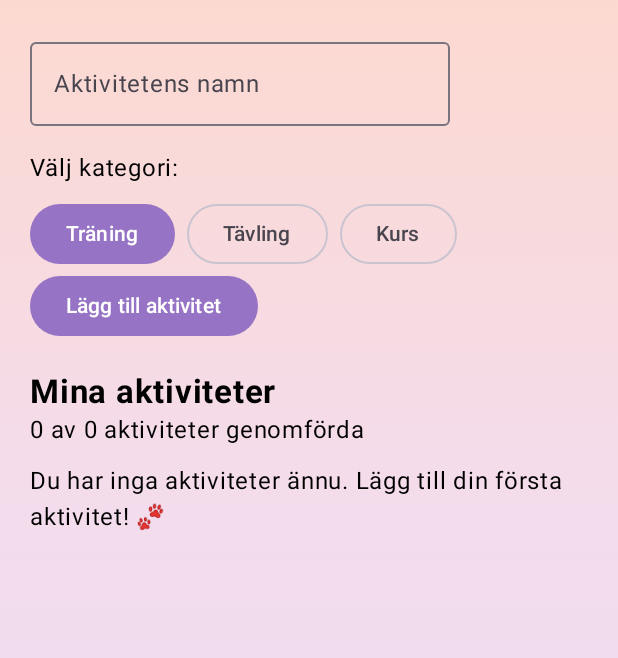
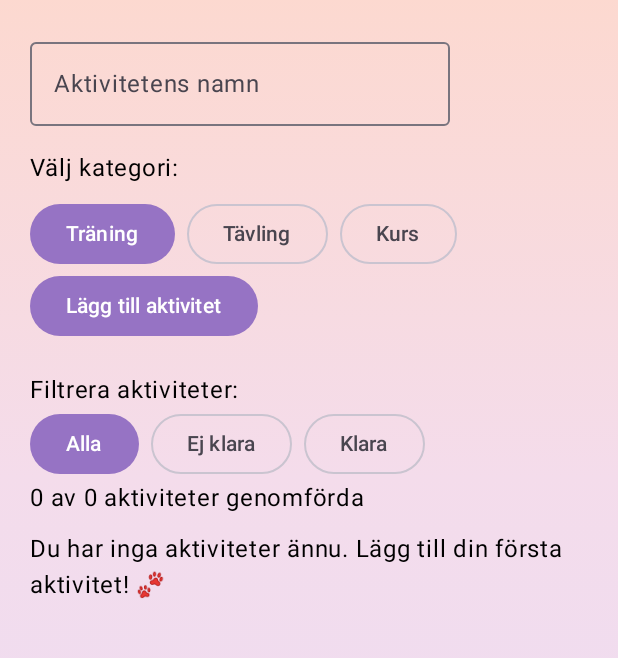
Before and after one commit to JenniferMellbin/Hundklubben, an Android app built with Jetpack Compose: the screen it shows after launch (MainActivity), on a phone screen of 412 x 824 dp, the part 142-800 px from its top. Run offline under Robolectric (Android 15) with nearby library versions, the phone set to English and light mode, and no system bars.

Commit message:
Lagt till redigering, filtrering och angra vid borttagning

```diff
--- a/app/src/main/java/com/example/hundklubben/HundklubbenViewModel.kt
+++ b/app/src/main/java/com/example/hundklubben/HundklubbenViewModel.kt
@@ -30,6 +30,11 @@ class HundklubbenViewModel : ViewModel() {
     fun taBortAktivitet(id: Int) {
         aktiviteter.removeAll { it.id == id }
     }
+    fun aterstallAktivitet(aktivitet: Aktivitet) {
+        if (aktiviteter.none { it.id == aktivitet.id }) {
+            aktiviteter.add(aktivitet)
+        }
+    }
     fun redigeraAktivitet(
         id: Int,
         nyttNamn: String,
--- a/app/src/main/java/com/example/hundklubben/MainActivity.kt
+++ b/app/src/main/java/com/example/hundklubben/MainActivity.kt
@@ -1,5 +1,6 @@
 package com.example.hundklubben
 
+import android.R.attr.onClick
 import android.os.Bundle
 import androidx.activity.ComponentActivity
 import androidx.activity.compose.setContent
@@ -51,6 +52,13 @@ import androidx.compose.material.icons.filled.Edit
 import androidx.compose.material.icons.filled.Delete
 import androidx.compose.material3.Icon
 import androidx.compose.material3.IconButton
+import androidx.compose.material3.SnackbarHost
+import androidx.compose.material3.SnackbarHostState
+import androidx.compose.material3.SnackbarResult
+import androidx.compose.runtime.rememberCoroutineScope
+import kotlinx.coroutines.launch
+
+
 @OptIn(ExperimentalMaterial3Api::class)
 class MainActivity : ComponentActivity() {
     override fun onCreate(savedInstanceState: Bundle?) {
@@ -102,9 +110,22 @@ class MainActivity : ComponentActivity() {
         var aktivitetNamn by remember { mutableStateOf("") }
         var valdKategori by remember { mutableStateOf("Träning") }
         var redigerarId by remember { mutableStateOf<Int?>(null) }
+        var valtFilter by remember { mutableStateOf("Alla") }
+        val snackbarHostState = remember { SnackbarHostState() }
+        val coroutineScope = rememberCoroutineScope()
+        //snackbarHostState håller reda på meddelandet som ska visas längst ner i appen
+        //coroutineScope gör att vi kan visa meddelandet utan att låsa gränssnittet
+        // medan vi väntar på att användaren eventuellt trycker på Ångra.
 
+        Box(
+            modifier = modifier.fillMaxSize()
+        ) {
+            SnackbarHost(
+                hostState = snackbarHostState,
+                modifier = Modifier.align(Alignment.BottomCenter)
+            )
             Column(
-            modifier = modifier
+                modifier = Modifier
                     .fillMaxSize()
                     .padding(horizontal = 20.dp)
             ) {
@@ -178,11 +199,28 @@ class MainActivity : ComponentActivity() {
                 }
                 Spacer(modifier = Modifier.height(20.dp))
 
-            Text(
-                text = "Mina aktiviteter",
-                fontSize = 22.sp,
-                fontWeight = FontWeight.Bold
-            )
+                Text("Filtrera aktiviteter:")
+
+                Row(
+                    horizontalArrangement = Arrangement.spacedBy(8.dp)
+                ) {
+                    listOf("Alla", "Ej klara", "Klara").forEach { filter ->
+
+                        if (valtFilter == filter) {
+                            Button(
+                                onClick = { valtFilter = filter }
+                            ) {
+                                Text(filter)
+                            }
+                        } else {
+                            OutlinedButton(
+                                onClick = { valtFilter = filter }
+                            ) {
+                                Text(filter)
+                            }
+                        }
+                    }
+                }
                 val totalt = viewModel.aktiviteter.size
                 val genomforda = viewModel.aktiviteter.count { it.genomford }
 
@@ -197,10 +235,15 @@ class MainActivity : ComponentActivity() {
                         text = "Du har inga aktiviteter ännu. Lägg till din första aktivitet! 🐾"
                     )
                 }
+                val filtreradeAktiviteter = when (valtFilter) {
+                    "Ej klara" -> viewModel.aktiviteter.filter { !it.genomford }
+                    "Klara" -> viewModel.aktiviteter.filter { it.genomford }
+                    else -> viewModel.aktiviteter
+                }
                 LazyColumn {
 
                     items(
-                    items = viewModel.aktiviteter,
+                        items = filtreradeAktiviteter,
                         key = { it.id }
                     ) { aktivitet ->
                         Card(
@@ -228,16 +271,21 @@ class MainActivity : ComponentActivity() {
                                     }
                                 )
 
+                                Column(
+                                    modifier = Modifier.weight(1f)
+                                ) {
                                     Text(
-                                text = "${aktivitet.namn} (${aktivitet.kategori})"
+                                        text = aktivitet.namn,
+                                        fontWeight = FontWeight.Bold,
+                                        color = Color(0xFF654B86)
                                     )
-                            TextButton(
-                                onClick = {
-                                    redigerarId = aktivitet.id
-                                    aktivitetNamn = aktivitet.namn
-                                    valdKategori = aktivitet.kategori
+
+                                    Text(
+                                        text = aktivitet.kategori,
+                                        color = Color(0xFF9673C4),
+                                        fontSize = 12.sp
+                                    )
                                 }
-                            ) {
                                 IconButton(
                                     onClick = {
                                         redigerarId = aktivitet.id
@@ -251,21 +299,36 @@ class MainActivity : ComponentActivity() {
                                         tint = Color(0xFF9673C4)
                                     )
                                 }
-                            }
                                 IconButton(
                                     onClick = {
+                                        val borttagenAktivitet = aktivitet
+
                                         viewModel.taBortAktivitet(aktivitet.id)
+
+                                        coroutineScope.launch {
+                                            val resultat = snackbarHostState.showSnackbar(
+                                                message = "Aktiviteten har tagits bort",
+                                                actionLabel = "Ångra",
+                                                withDismissAction = true
+                                            )
+
+                                            if (resultat == SnackbarResult.ActionPerformed) {
+                                                viewModel.aterstallAktivitet(borttagenAktivitet)
+                                            }
+                                        }
                                     }
                                 ) {
+
+
                                     Icon(
                                         imageVector = Icons.Default.Delete,
                                         contentDescription = "Ta bort aktivitet",
                                         tint = Color(0xFF9673C4)
                                     )
+
                                 }
                             }
-
-                        Spacer(modifier = Modifier.height(8.dp))
+                        }
                     }
                 }
             }
@@ -273,7 +336,9 @@ class MainActivity : ComponentActivity() {
     }
 
 @Preview(showBackground = true)
+
                     @Composable
+
                     fun GreetingPreview() {
                         HundklubbenTheme {
                             Greeting("Android")
```
Lines whose indentation alone changed are shown as unchanged.
